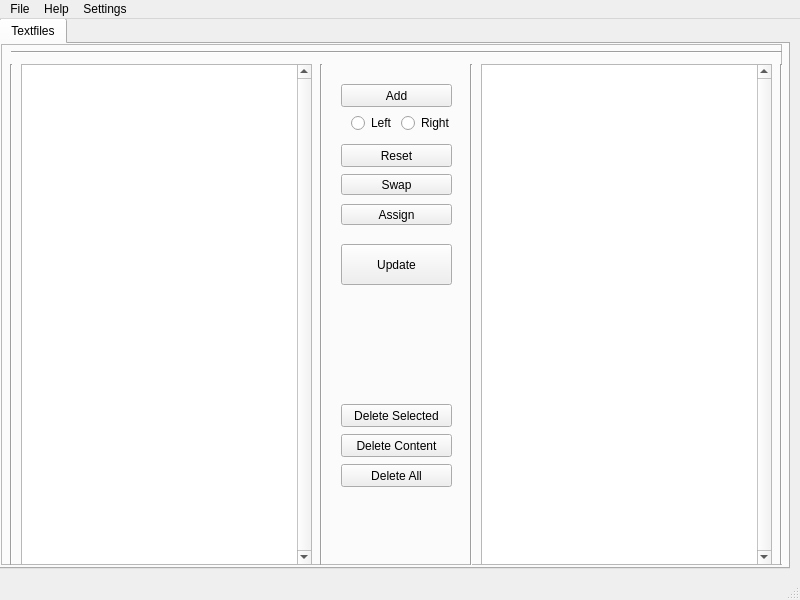
Old version of the form resources/uis/main.ui in the repository witheria/StreamHelper.py.
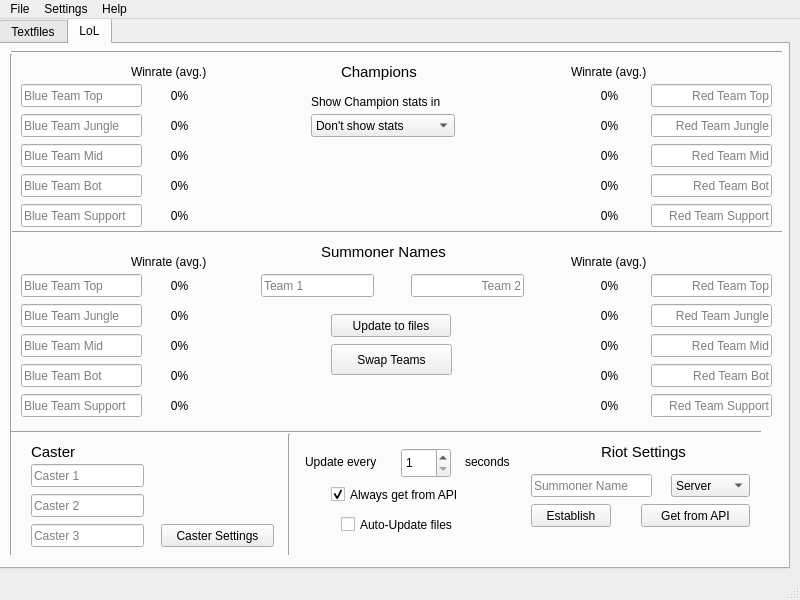
New version of the form. The open tabs and pages were chosen to show the change. Icons and pictures are not drawn.

```diff
--- a/resources/uis/main.ui
+++ b/resources/uis/main.ui
@@ -401,6 +401,1105 @@
          <zorder>addright</zorder>
         </widget>
        </widget>
+       <widget class="QWidget" name="tab_2">
+        <attribute name="title">
+         <string>LoL</string>
+        </attribute>
+        <widget class="QLineEdit" name="Caster3_2">
+         <property name="geometry">
+          <rect>
+           <x>530</x>
+           <y>430</y>
+           <width>121</width>
+           <height>23</height>
+          </rect>
+         </property>
+         <property name="placeholderText">
+          <string>Summoner Name</string>
+         </property>
+        </widget>
+        <widget class="QLineEdit" name="RedBot_2">
+         <property name="geometry">
+          <rect>
+           <x>650</x>
+           <y>130</y>
+           <width>121</width>
+           <height>23</height>
+          </rect>
+         </property>
+         <property name="alignment">
+          <set>Qt::AlignRight|Qt::AlignTrailing|Qt::AlignVCenter</set>
+         </property>
+         <property name="placeholderText">
+          <string>Red Team Bot</string>
+         </property>
+        </widget>
+        <widget class="QLineEdit" name="BlueTop">
+         <property name="geometry">
+          <rect>
+           <x>20</x>
+           <y>230</y>
+           <width>121</width>
+           <height>23</height>
+          </rect>
+         </property>
+         <property name="placeholderText">
+          <string>Blue Team Top</string>
+         </property>
+        </widget>
+        <widget class="QLineEdit" name="RedTop">
+         <property name="geometry">
+          <rect>
+           <x>650</x>
+           <y>230</y>
+           <width>121</width>
+           <height>23</height>
+          </rect>
+         </property>
+         <property name="alignment">
+          <set>Qt::AlignRight|Qt::AlignTrailing|Qt::AlignVCenter</set>
+         </property>
+         <property name="placeholderText">
+          <string>Red Team Top</string>
+         </property>
+        </widget>
+        <widget class="QLabel" name="Area_1">
+         <property name="geometry">
+          <rect>
+           <x>340</x>
+           <y>20</y>
+           <width>101</width>
+           <height>16</height>
+          </rect>
+         </property>
+         <property name="font">
+          <font>
+           <pointsize>11</pointsize>
+          </font>
+         </property>
+         <property name="text">
+          <string>Champions</string>
+         </property>
+        </widget>
+        <widget class="QCheckBox" name="APIAuto">
+         <property name="geometry">
+          <rect>
+           <x>330</x>
+           <y>440</y>
+           <width>151</width>
+           <height>21</height>
+          </rect>
+         </property>
+         <property name="text">
+          <string>Always get from API</string>
+         </property>
+         <property name="checked">
+          <bool>true</bool>
+         </property>
+        </widget>
+        <widget class="Line" name="line_horEdge">
+         <property name="geometry">
+          <rect>
+           <x>10</x>
+           <y>0</y>
+           <width>771</width>
+           <height>16</height>
+          </rect>
+         </property>
+         <property name="orientation">
+          <enum>Qt::Horizontal</enum>
+         </property>
+        </widget>
+        <widget class="QComboBox" name="statsSelect">
+         <property name="geometry">
+          <rect>
+           <x>310</x>
+           <y>70</y>
+           <width>144</width>
+           <height>23</height>
+          </rect>
+         </property>
+         <item>
+          <property name="text">
+           <string>Don't show stats</string>
+          </property>
+         </item>
+         <item>
+          <property name="text">
+           <string>Extra file</string>
+          </property>
+         </item>
+         <item>
+          <property name="text">
+           <string>Same file - After Champion</string>
+          </property>
+         </item>
+         <item>
+          <property name="text">
+           <string>Same file - Before Champion</string>
+          </property>
+         </item>
+        </widget>
+        <widget class="QLineEdit" name="RedSup_2">
+         <property name="geometry">
+          <rect>
+           <x>650</x>
+           <y>160</y>
+           <width>121</width>
+           <height>23</height>
+          </rect>
+         </property>
+         <property name="alignment">
+          <set>Qt::AlignRight|Qt::AlignTrailing|Qt::AlignVCenter</set>
+         </property>
+         <property name="placeholderText">
+          <string>Red Team Support</string>
+         </property>
+        </widget>
+        <widget class="QLineEdit" name="Caster3">
+         <property name="geometry">
+          <rect>
+           <x>30</x>
+           <y>480</y>
+           <width>113</width>
+           <height>23</height>
+          </rect>
+         </property>
+         <property name="placeholderText">
+          <string>Caster 3</string>
+         </property>
+        </widget>
+        <widget class="QLineEdit" name="BlueJgl_2">
+         <property name="geometry">
+          <rect>
+           <x>20</x>
+           <y>70</y>
+           <width>121</width>
+           <height>23</height>
+          </rect>
+         </property>
+         <property name="placeholderText">
+          <string>Blue Team Jungle</string>
+         </property>
+        </widget>
+        <widget class="QLineEdit" name="Caster2">
+         <property name="geometry">
+          <rect>
+           <x>30</x>
+           <y>450</y>
+           <width>113</width>
+           <height>23</height>
+          </rect>
+         </property>
+         <property name="placeholderText">
+          <string>Caster 2</string>
+         </property>
+        </widget>
+        <widget class="QLineEdit" name="RedJgl">
+         <property name="geometry">
+          <rect>
+           <x>650</x>
+           <y>260</y>
+           <width>121</width>
+           <height>23</height>
+          </rect>
+         </property>
+         <property name="alignment">
+          <set>Qt::AlignRight|Qt::AlignTrailing|Qt::AlignVCenter</set>
+         </property>
+         <property name="placeholderText">
+          <string>Red Team Jungle</string>
+         </property>
+        </widget>
+        <widget class="QLabel" name="Area_2">
+         <property name="geometry">
+          <rect>
+           <x>320</x>
+           <y>200</y>
+           <width>161</width>
+           <height>16</height>
+          </rect>
+         </property>
+         <property name="font">
+          <font>
+           <pointsize>11</pointsize>
+           <weight>50</weight>
+           <bold>false</bold>
+          </font>
+         </property>
+         <property name="text">
+          <string>Summoner Names</string>
+         </property>
+        </widget>
+        <widget class="QCheckBox" name="UpdateAuto">
+         <property name="geometry">
+          <rect>
+           <x>340</x>
+           <y>470</y>
+           <width>141</width>
+           <height>21</height>
+          </rect>
+         </property>
+         <property name="text">
+          <string>Auto-Update files</string>
+         </property>
+        </widget>
+        <widget class="QLineEdit" name="BlueSup_2">
+         <property name="geometry">
+          <rect>
+           <x>20</x>
+           <y>160</y>
+           <width>121</width>
+           <height>23</height>
+          </rect>
+         </property>
+         <property name="placeholderText">
+          <string>Blue Team Support</string>
+         </property>
+        </widget>
+        <widget class="QLineEdit" name="RedBot">
+         <property name="geometry">
+          <rect>
+           <x>650</x>
+           <y>320</y>
+           <width>121</width>
+           <height>23</height>
+          </rect>
+         </property>
+         <property name="alignment">
+          <set>Qt::AlignRight|Qt::AlignTrailing|Qt::AlignVCenter</set>
+         </property>
+         <property name="placeholderText">
+          <string>Red Team Bot</string>
+         </property>
+        </widget>
+        <widget class="QLineEdit" name="Caster1">
+         <property name="geometry">
+          <rect>
+           <x>30</x>
+           <y>420</y>
+           <width>113</width>
+           <height>23</height>
+          </rect>
+         </property>
+         <property name="placeholderText">
+          <string>Caster 1</string>
+         </property>
+        </widget>
+        <widget class="QComboBox" name="ServerSelect">
+         <property name="geometry">
+          <rect>
+           <x>670</x>
+           <y>430</y>
+           <width>79</width>
+           <height>23</height>
+          </rect>
+         </property>
+         <item>
+          <property name="text">
+           <string>Server</string>
+          </property>
+         </item>
+         <item>
+          <property name="text">
+           <string>EUW</string>
+          </property>
+         </item>
+         <item>
+          <property name="text">
+           <string>EUNE</string>
+          </property>
+         </item>
+         <item>
+          <property name="text">
+           <string>NA</string>
+          </property>
+         </item>
+        </widget>
+        <widget class="Line" name="line_horTeams">
+         <property name="geometry">
+          <rect>
+           <x>10</x>
+           <y>180</y>
+           <width>771</width>
+           <height>16</height>
+          </rect>
+         </property>
+         <property name="orientation">
+          <enum>Qt::Horizontal</enum>
+         </property>
+        </widget>
+        <widget class="QLineEdit" name="RedTop_2">
+         <property name="geometry">
+          <rect>
+           <x>650</x>
+           <y>40</y>
+           <width>121</width>
+           <height>23</height>
+          </rect>
+         </property>
+         <property name="alignment">
+          <set>Qt::AlignRight|Qt::AlignTrailing|Qt::AlignVCenter</set>
+         </property>
+         <property name="placeholderText">
+          <string>Red Team Top</string>
+         </property>
+        </widget>
+        <widget class="QLineEdit" name="RedJgl_2">
+         <property name="geometry">
+          <rect>
+           <x>650</x>
+           <y>70</y>
+           <width>121</width>
+           <height>23</height>
+          </rect>
+         </property>
+         <property name="alignment">
+          <set>Qt::AlignRight|Qt::AlignTrailing|Qt::AlignVCenter</set>
+         </property>
+         <property name="placeholderText">
+          <string>Red Team Jungle</string>
+         </property>
+        </widget>
+        <widget class="QPushButton" name="pushButton">
+         <property name="geometry">
+          <rect>
+           <x>160</x>
+           <y>480</y>
+           <width>113</width>
+           <height>23</height>
+          </rect>
+         </property>
+         <property name="text">
+          <string>Caster Settings</string>
+         </property>
+        </widget>
+        <widget class="QLineEdit" name="BlueBot">
+         <property name="geometry">
+          <rect>
+           <x>20</x>
+           <y>320</y>
+           <width>121</width>
+           <height>23</height>
+          </rect>
+         </property>
+         <property name="placeholderText">
+          <string>Blue Team Bot</string>
+         </property>
+        </widget>
+        <widget class="QPushButton" name="GetAPI">
+         <property name="geometry">
+          <rect>
+           <x>640</x>
+           <y>460</y>
+           <width>109</width>
+           <height>23</height>
+          </rect>
+         </property>
+         <property name="text">
+          <string>Get from API</string>
+         </property>
+        </widget>
+        <widget class="Line" name="line_6">
+         <property name="geometry">
+          <rect>
+           <x>280</x>
+           <y>390</y>
+           <width>16</width>
+           <height>121</height>
+          </rect>
+         </property>
+         <property name="orientation">
+          <enum>Qt::Vertical</enum>
+         </property>
+        </widget>
+        <widget class="QLabel" name="Area_3">
+         <property name="geometry">
+          <rect>
+           <x>30</x>
+           <y>400</y>
+           <width>161</width>
+           <height>16</height>
+          </rect>
+         </property>
+         <property name="font">
+          <font>
+           <pointsize>11</pointsize>
+          </font>
+         </property>
+         <property name="text">
+          <string>Caster</string>
+         </property>
+        </widget>
+        <widget class="Line" name="line_vertEdge">
+         <property name="geometry">
+          <rect>
+           <x>0</x>
+           <y>10</y>
+           <width>21</width>
+           <height>501</height>
+          </rect>
+         </property>
+         <property name="orientation">
+          <enum>Qt::Vertical</enum>
+         </property>
+        </widget>
+        <widget class="QLabel" name="label">
+         <property name="geometry">
+          <rect>
+           <x>304</x>
+           <y>410</y>
+           <width>81</width>
+           <height>16</height>
+          </rect>
+         </property>
+         <property name="text">
+          <string>Update every</string>
+         </property>
+        </widget>
+        <widget class="QPushButton" name="updateLoL">
+         <property name="geometry">
+          <rect>
+           <x>330</x>
+           <y>270</y>
+           <width>120</width>
+           <height>23</height>
+          </rect>
+         </property>
+         <property name="text">
+          <string>Update to files</string>
+         </property>
+        </widget>
+        <widget class="QLineEdit" name="Team1">
+         <property name="geometry">
+          <rect>
+           <x>260</x>
+           <y>230</y>
+           <width>113</width>
+           <height>23</height>
+          </rect>
+         </property>
+         <property name="placeholderText">
+          <string>Team 1</string>
+         </property>
+        </widget>
+        <widget class="QLineEdit" name="BlueSup">
+         <property name="geometry">
+          <rect>
+           <x>20</x>
+           <y>350</y>
+           <width>121</width>
+           <height>23</height>
+          </rect>
+         </property>
+         <property name="placeholderText">
+          <string>Blue Team Support</string>
+         </property>
+        </widget>
+        <widget class="QLabel" name="label_3">
+         <property name="geometry">
+          <rect>
+           <x>310</x>
+           <y>50</y>
+           <width>161</width>
+           <height>16</height>
+          </rect>
+         </property>
+         <property name="text">
+          <string>Show Champion stats in</string>
+         </property>
+        </widget>
+        <widget class="QSpinBox" name="updateTime">
+         <property name="geometry">
+          <rect>
+           <x>400</x>
+           <y>404</y>
+           <width>50</width>
+           <height>30</height>
+          </rect>
+         </property>
+         <property name="minimum">
+          <number>1</number>
+         </property>
+         <property name="maximum">
+          <number>999</number>
+         </property>
+        </widget>
+        <widget class="QLineEdit" name="RedMid_2">
+         <property name="geometry">
+          <rect>
+           <x>650</x>
+           <y>100</y>
+           <width>121</width>
+           <height>23</height>
+          </rect>
+         </property>
+         <property name="alignment">
+          <set>Qt::AlignRight|Qt::AlignTrailing|Qt::AlignVCenter</set>
+         </property>
+         <property name="placeholderText">
+          <string>Red Team Mid</string>
+         </property>
+        </widget>
+        <widget class="QLineEdit" name="RedSup">
+         <property name="geometry">
+          <rect>
+           <x>650</x>
+           <y>350</y>
+           <width>121</width>
+           <height>23</height>
+          </rect>
+         </property>
+         <property name="alignment">
+          <set>Qt::AlignRight|Qt::AlignTrailing|Qt::AlignVCenter</set>
+         </property>
+         <property name="placeholderText">
+          <string>Red Team Support</string>
+         </property>
+        </widget>
+        <widget class="QLineEdit" name="BlueTop_2">
+         <property name="geometry">
+          <rect>
+           <x>20</x>
+           <y>40</y>
+           <width>121</width>
+           <height>23</height>
+          </rect>
+         </property>
+         <property name="placeholderText">
+          <string>Blue Team Top</string>
+         </property>
+        </widget>
+        <widget class="QLineEdit" name="BlueMid_2">
+         <property name="geometry">
+          <rect>
+           <x>20</x>
+           <y>100</y>
+           <width>121</width>
+           <height>23</height>
+          </rect>
+         </property>
+         <property name="placeholderText">
+          <string>Blue Team Mid</string>
+         </property>
+        </widget>
+        <widget class="QPushButton" name="pushButton_2">
+         <property name="geometry">
+          <rect>
+           <x>530</x>
+           <y>460</y>
+           <width>80</width>
+           <height>23</height>
+          </rect>
+         </property>
+         <property name="text">
+          <string>Establish</string>
+         </property>
+        </widget>
+        <widget class="QLineEdit" name="BlueBot_2">
+         <property name="geometry">
+          <rect>
+           <x>20</x>
+           <y>130</y>
+           <width>121</width>
+           <height>23</height>
+          </rect>
+         </property>
+         <property name="placeholderText">
+          <string>Blue Team Bot</string>
+         </property>
+        </widget>
+        <widget class="QLabel" name="Area_4">
+         <property name="geometry">
+          <rect>
+           <x>600</x>
+           <y>400</y>
+           <width>161</width>
+           <height>16</height>
+          </rect>
+         </property>
+         <property name="font">
+          <font>
+           <pointsize>11</pointsize>
+          </font>
+         </property>
+         <property name="text">
+          <string>Riot Settings </string>
+         </property>
+        </widget>
+        <widget class="QLineEdit" name="BlueMid">
+         <property name="geometry">
+          <rect>
+           <x>20</x>
+           <y>290</y>
+           <width>121</width>
+           <height>23</height>
+          </rect>
+         </property>
+         <property name="placeholderText">
+          <string>Blue Team Mid</string>
+         </property>
+        </widget>
+        <widget class="QLineEdit" name="Team2">
+         <property name="geometry">
+          <rect>
+           <x>410</x>
+           <y>230</y>
+           <width>113</width>
+           <height>23</height>
+          </rect>
+         </property>
+         <property name="layoutDirection">
+          <enum>Qt::RightToLeft</enum>
+         </property>
+         <property name="alignment">
+          <set>Qt::AlignRight|Qt::AlignTrailing|Qt::AlignVCenter</set>
+         </property>
+         <property name="placeholderText">
+          <string>Team 2</string>
+         </property>
+        </widget>
+        <widget class="Line" name="line_horCast">
+         <property name="geometry">
+          <rect>
+           <x>10</x>
+           <y>380</y>
+           <width>750</width>
+           <height>16</height>
+          </rect>
+         </property>
+         <property name="orientation">
+          <enum>Qt::Horizontal</enum>
+         </property>
+        </widget>
+        <widget class="QLineEdit" name="BlueJgl">
+         <property name="geometry">
+          <rect>
+           <x>20</x>
+           <y>260</y>
+           <width>121</width>
+           <height>23</height>
+          </rect>
+         </property>
+         <property name="placeholderText">
+          <string>Blue Team Jungle</string>
+         </property>
+        </widget>
+        <widget class="QLineEdit" name="RedMid">
+         <property name="geometry">
+          <rect>
+           <x>650</x>
+           <y>290</y>
+           <width>121</width>
+           <height>23</height>
+          </rect>
+         </property>
+         <property name="alignment">
+          <set>Qt::AlignRight|Qt::AlignTrailing|Qt::AlignVCenter</set>
+         </property>
+         <property name="placeholderText">
+          <string>Red Team Mid</string>
+         </property>
+        </widget>
+        <widget class="QLabel" name="label_2">
+         <property name="geometry">
+          <rect>
+           <x>464</x>
+           <y>410</y>
+           <width>57</width>
+           <height>15</height>
+          </rect>
+         </property>
+         <property name="text">
+          <string>seconds</string>
+         </property>
+        </widget>
+        <widget class="QLabel" name="label_4">
+         <property name="geometry">
+          <rect>
+           <x>130</x>
+           <y>20</y>
+           <width>91</width>
+           <height>16</height>
+          </rect>
+         </property>
+         <property name="text">
+          <string>Winrate (avg.)</string>
+         </property>
+        </widget>
+        <widget class="QLabel" name="label_5">
+         <property name="geometry">
+          <rect>
+           <x>570</x>
+           <y>20</y>
+           <width>91</width>
+           <height>16</height>
+          </rect>
+         </property>
+         <property name="text">
+          <string>Winrate (avg.)</string>
+         </property>
+        </widget>
+        <widget class="QPushButton" name="pushButton_7">
+         <property name="geometry">
+          <rect>
+           <x>330</x>
+           <y>300</y>
+           <width>121</width>
+           <height>31</height>
+          </rect>
+         </property>
+         <property name="text">
+          <string>Swap Teams</string>
+         </property>
+        </widget>
+        <widget class="QLabel" name="winratebtop">
+         <property name="geometry">
+          <rect>
+           <x>150</x>
+           <y>44</y>
+           <width>57</width>
+           <height>15</height>
+          </rect>
+         </property>
+         <property name="text">
+          <string>0%</string>
+         </property>
+         <property name="alignment">
+          <set>Qt::AlignCenter</set>
+         </property>
+        </widget>
+        <widget class="QLabel" name="winratebjgl">
+         <property name="geometry">
+          <rect>
+           <x>150</x>
+           <y>74</y>
+           <width>57</width>
+           <height>15</height>
+          </rect>
+         </property>
+         <property name="text">
+          <string>0%</string>
+         </property>
+         <property name="alignment">
+          <set>Qt::AlignCenter</set>
+         </property>
+        </widget>
+        <widget class="QLabel" name="winratebmid">
+         <property name="geometry">
+          <rect>
+           <x>150</x>
+           <y>104</y>
+           <width>57</width>
+           <height>15</height>
+          </rect>
+         </property>
+         <property name="text">
+          <string>0%</string>
+         </property>
+         <property name="alignment">
+          <set>Qt::AlignCenter</set>
+         </property>
+        </widget>
+        <widget class="QLabel" name="winratebbot">
+         <property name="geometry">
+          <rect>
+           <x>150</x>
+           <y>134</y>
+           <width>57</width>
+           <height>15</height>
+          </rect>
+         </property>
+         <property name="text">
+          <string>0%</string>
+         </property>
+         <property name="alignment">
+          <set>Qt::AlignCenter</set>
+         </property>
+        </widget>
+        <widget class="QLabel" name="winratebsup">
+         <property name="geometry">
+          <rect>
+           <x>150</x>
+           <y>164</y>
+           <width>57</width>
+           <height>15</height>
+          </rect>
+         </property>
+         <property name="text">
+          <string>0%</string>
+         </property>
+         <property name="alignment">
+          <set>Qt::AlignCenter</set>
+         </property>
+        </widget>
+        <widget class="QLabel" name="winraterbot">
+         <property name="geometry">
+          <rect>
+           <x>580</x>
+           <y>134</y>
+           <width>57</width>
+           <height>15</height>
+          </rect>
+         </property>
+         <property name="text">
+          <string>0%</string>
+         </property>
+         <property name="alignment">
+          <set>Qt::AlignCenter</set>
+         </property>
+        </widget>
+        <widget class="QLabel" name="winraterjgl">
+         <property name="geometry">
+          <rect>
+           <x>580</x>
+           <y>74</y>
+           <width>57</width>
+           <height>15</height>
+          </rect>
+         </property>
+         <property name="text">
+          <string>0%</string>
+         </property>
+         <property name="alignment">
+          <set>Qt::AlignCenter</set>
+         </property>
+        </widget>
+        <widget class="QLabel" name="winratersup">
+         <property name="geometry">
+          <rect>
+           <x>580</x>
+           <y>164</y>
+           <width>57</width>
+           <height>15</height>
+          </rect>
+         </property>
+         <property name="text">
+          <string>0%</string>
+         </property>
+         <property name="alignment">
+          <set>Qt::AlignCenter</set>
+         </property>
+        </widget>
+        <widget class="QLabel" name="winratertop">
+         <property name="geometry">
+          <rect>
+           <x>580</x>
+           <y>44</y>
+           <width>57</width>
+           <height>15</height>
+          </rect>
+         </property>
+         <property name="text">
+          <string>0%</string>
+         </property>
+         <property name="alignment">
+          <set>Qt::AlignCenter</set>
+         </property>
+        </widget>
+        <widget class="QLabel" name="winratermid">
+         <property name="geometry">
+          <rect>
+           <x>580</x>
+           <y>104</y>
+           <width>57</width>
+           <height>15</height>
+          </rect>
+         </property>
+         <property name="text">
+          <string>0%</string>
+         </property>
+         <property name="alignment">
+          <set>Qt::AlignCenter</set>
+         </property>
+        </widget>
+        <widget class="QLabel" name="winratebbot_2">
+         <property name="geometry">
+          <rect>
+           <x>150</x>
+           <y>324</y>
+           <width>57</width>
+           <height>15</height>
+          </rect>
+         </property>
+         <property name="text">
+          <string>0%</string>
+         </property>
+         <property name="alignment">
+          <set>Qt::AlignCenter</set>
+         </property>
+        </widget>
+        <widget class="QLabel" name="winraterbot_2">
+         <property name="geometry">
+          <rect>
+           <x>580</x>
+           <y>324</y>
+           <width>57</width>
+           <height>15</height>
+          </rect>
+         </property>
+         <property name="text">
+          <string>0%</string>
+         </property>
+         <property name="alignment">
+          <set>Qt::AlignCenter</set>
+         </property>
+        </widget>
+        <widget class="QLabel" name="winratebjgl_2">
+         <property name="geometry">
+          <rect>
+           <x>150</x>
+           <y>264</y>
+           <width>57</width>
+           <height>15</height>
+          </rect>
+         </property>
+         <property name="text">
+          <string>0%</string>
+         </property>
+         <property name="alignment">
+          <set>Qt::AlignCenter</set>
+         </property>
+        </widget>
+        <widget class="QLabel" name="winratertop_2">
+         <property name="geometry">
+          <rect>
+           <x>580</x>
+           <y>234</y>
+           <width>57</width>
+           <height>15</height>
+          </rect>
+         </property>
+         <property name="text">
+          <string>0%</string>
+         </property>
+         <property name="alignment">
+          <set>Qt::AlignCenter</set>
+         </property>
+        </widget>
+        <widget class="QLabel" name="winratebsup_2">
+         <property name="geometry">
+          <rect>
+           <x>150</x>
+           <y>354</y>
+           <width>57</width>
+           <height>15</height>
+          </rect>
+         </property>
+         <property name="text">
+          <string>0%</string>
+         </property>
+         <property name="alignment">
+          <set>Qt::AlignCenter</set>
+         </property>
+        </widget>
+        <widget class="QLabel" name="winratermid_2">
+         <property name="geometry">
+          <rect>
+           <x>580</x>
+           <y>294</y>
+           <width>57</width>
+           <height>15</height>
+          </rect>
+         </property>
+         <property name="text">
+          <string>0%</string>
+         </property>
+         <property name="alignment">
+          <set>Qt::AlignCenter</set>
+         </property>
+        </widget>
+        <widget class="QLabel" name="winratersup_2">
+         <property name="geometry">
+          <rect>
+           <x>580</x>
+           <y>354</y>
+           <width>57</width>
+           <height>15</height>
+          </rect>
+         </property>
+         <property name="text">
+          <string>0%</string>
+         </property>
+         <property name="alignment">
+          <set>Qt::AlignCenter</set>
+         </property>
+        </widget>
+        <widget class="QLabel" name="winratebtop_2">
+         <property name="geometry">
+          <rect>
+           <x>150</x>
+           <y>234</y>
+           <width>57</width>
+           <height>15</height>
+          </rect>
+         </property>
+         <property name="text">
+          <string>0%</string>
+         </property>
+         <property name="alignment">
+          <set>Qt::AlignCenter</set>
+         </property>
+        </widget>
+        <widget class="QLabel" name="winraterjgl_2">
+         <property name="geometry">
+          <rect>
+           <x>580</x>
+           <y>264</y>
+           <width>57</width>
+           <height>15</height>
+          </rect>
+         </property>
+         <property name="text">
+          <string>0%</string>
+         </property>
+         <property name="alignment">
+          <set>Qt::AlignCenter</set>
+         </property>
+        </widget>
+        <widget class="QLabel" name="winratebmid_2">
+         <property name="geometry">
+          <rect>
+           <x>150</x>
+           <y>294</y>
+           <width>57</width>
+           <height>15</height>
+          </rect>
+         </property>
+         <property name="text">
+          <string>0%</string>
+         </property>
+         <property name="alignment">
+          <set>Qt::AlignCenter</set>
+         </property>
+        </widget>
+        <widget class="QLabel" name="label_11">
+         <property name="geometry">
+          <rect>
+           <x>570</x>
+           <y>210</y>
+           <width>91</width>
+           <height>16</height>
+          </rect>
+         </property>
+         <property name="text">
+          <string>Winrate (avg.)</string>
+         </property>
+        </widget>
+        <widget class="QLabel" name="label_12">
+         <property name="geometry">
+          <rect>
+           <x>130</x>
+           <y>210</y>
+           <width>91</width>
+           <height>16</height>
+          </rect>
+         </property>
+         <property name="text">
+          <string>Winrate (avg.)</string>
+         </property>
+        </widget>
+       </widget>
       </widget>
      </item>
     </layout>
@@ -448,8 +1547,8 @@
     <addaction name="actionMask_Settings"/>
    </widget>
    <addaction name="menuFile"/>
-   <addaction name="menuHelp"/>
    <addaction name="menuSettings"/>
+   <addaction name="menuHelp"/>
   </widget>
   <widget class="QStatusBar" name="statusbar"/>
   <action name="actionSave">
```
Left out of the diff: 26 changed lines with no effect on the pictures.
